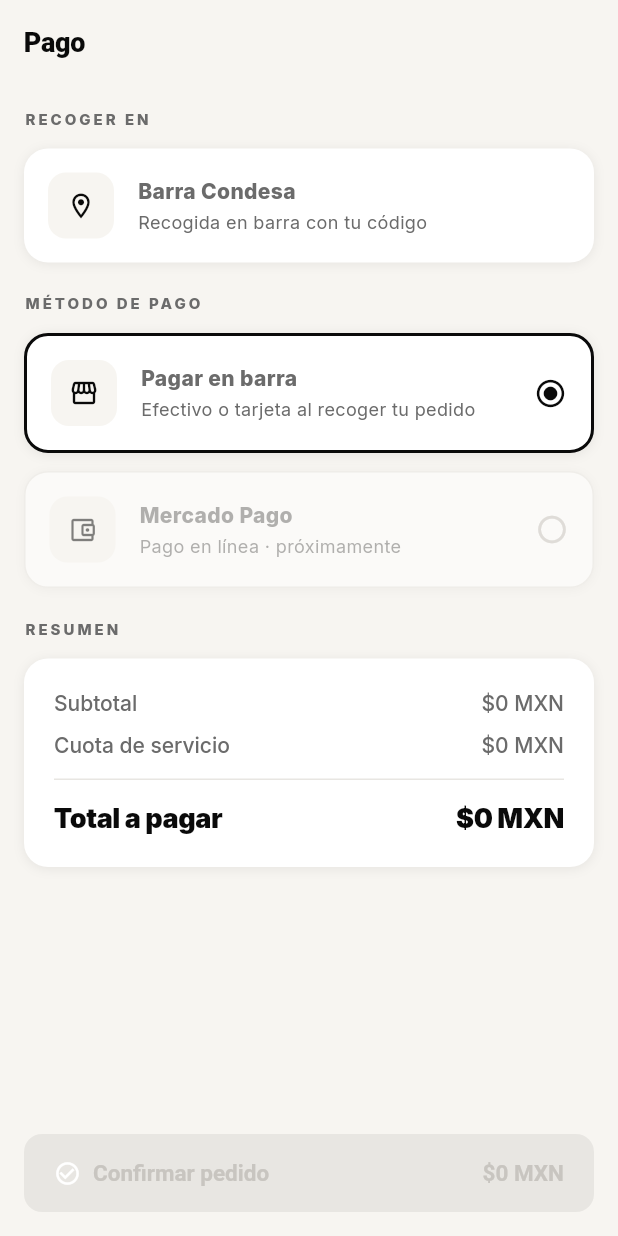
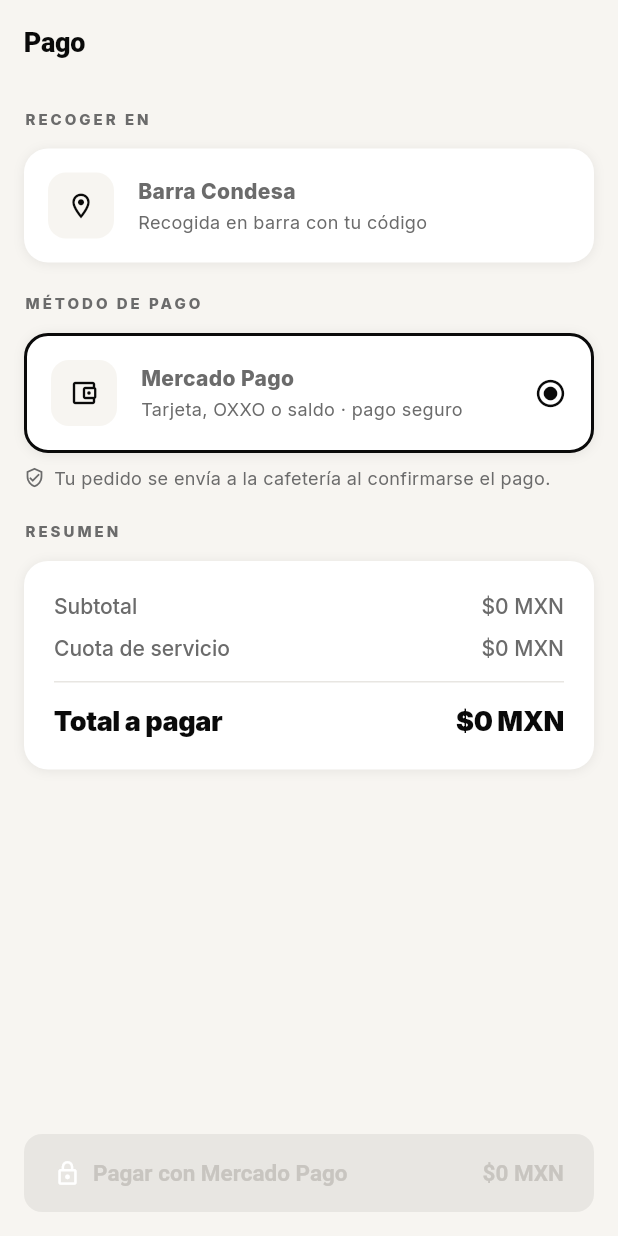
Before and after one commit to RaulPin/coffeclub, a Flutter app: the CheckoutScreen screen opened by its route, on a phone screen of 412 x 824 dp. Run offline on Flutter 3.47's test engine with Material 3 defaults, Android fonts, the phone set to English and light mode, and no system bars; our stand-ins replace cloud_firestore, cloud_functions, firebase_auth, firebase_core, flutter_map, flutter_riverpod and 4 more; missing offline and left inert: flutter_map_cancellable_tile_provider, flutter_stripe; accounts and stored records are empty; network calls fail.

Commit message:
feat(orders): prepaid lifecycle — café only sees PAID orders
Core of the Mercado Pago prepaid flow: an order is created unpaid and
is invisible to the café until payment is confirmed (markPaid), so a
café never prepares an unpaid order.

- CoffeeOrder.paid + markPaid() on the repository; café streams
  (watchAll/watchActive) return only paid orders (legacy orders without
  the field count as paid)
- Checkout is Mercado Pago-only; mock checkout creates the order unpaid,
  simulates the gateway, then confirms payment (as the real webhook will)
- Customer tracking shows 'Confirmando tu pago…' until paid; staff card
  shows a green 'Pagado' confirmation

Co-Authored-By: Claude Opus 4.8 <noreply@anthropic.com>
Claude-Session: https://claude.ai/code/session_01WmHHfBbpZpBwh6379s6nQ6

```diff
--- a/lib/features/checkout/presentation/checkout_screen.dart
+++ b/lib/features/checkout/presentation/checkout_screen.dart
@@ -22,7 +22,7 @@ class CheckoutScreen extends ConsumerStatefulWidget {
 
 class _CheckoutScreenState extends ConsumerState<CheckoutScreen> {
   bool _loading = false;
-  PaymentMethod _method = PaymentMethod.payAtCounter;
+  final PaymentMethod _method = PaymentMethod.mercadoPago;
 
   Future<void> _pay() async {
     setState(() => _loading = true);
@@ -88,21 +88,26 @@ class _CheckoutScreenState extends ConsumerState<CheckoutScreen> {
           const SizedBox(height: AppSpacing.xl),
           const _SectionLabel('Método de pago'),
           const SizedBox(height: AppSpacing.md),
-          _PayOption(
-            icon: Icons.storefront_outlined,
-            title: 'Pagar en barra',
-            subtitle: 'Efectivo o tarjeta al recoger tu pedido',
-            selected: _method == PaymentMethod.payAtCounter,
-            onTap: () =>
-                setState(() => _method = PaymentMethod.payAtCounter),
-          ),
-          const SizedBox(height: AppSpacing.md),
           const _PayOption(
             icon: Icons.account_balance_wallet_outlined,
             title: 'Mercado Pago',
-            subtitle: 'Pago en línea · próximamente',
-            selected: false,
+            subtitle: 'Tarjeta, OXXO o saldo · pago seguro',
+            selected: true,
             onTap: null,
+          ),
+          const SizedBox(height: AppSpacing.sm),
+          Row(
+            children: [
+              const Icon(Icons.verified_user_outlined,
+                  size: 14, color: AppColors.muted),
+              const SizedBox(width: 6),
+              Expanded(
+                child: Text(
+                  'Tu pedido se envía a la cafetería al confirmarse el pago.',
+                  style: const TextStyle(color: AppColors.muted, fontSize: 12),
+                ),
+              ),
+            ],
           ),
           const SizedBox(height: AppSpacing.xl),
           const _SectionLabel('Resumen'),
@@ -172,10 +177,10 @@ class _CheckoutScreenState extends ConsumerState<CheckoutScreen> {
                       children: [
                         const Row(
                           children: [
-                            Icon(Icons.check_circle_outline,
+                            Icon(Icons.lock_outline,
                                 size: 18, color: Colors.white),
                             SizedBox(width: AppSpacing.sm),
-                            Text('Confirmar pedido'),
+                            Text('Pagar con Mercado Pago'),
                           ],
                         ),
                         Text(formatMxn(total)),
@@ -268,7 +273,7 @@ class _PayOption extends StatelessWidget {
 
   @override
   Widget build(BuildContext context) {
-    final disabled = onTap == null;
+    final disabled = onTap == null && !selected;
     return Opacity(
       opacity: disabled ? 0.5 : 1,
       child: GestureDetector(
```
Also changed, not shown: lib/features/checkout/data/checkout_service.dart (+8 -2 lines), lib/features/orders/data/firestore_orders_repository.dart (+19 -4 lines), lib/features/orders/data/orders_repository.dart (+20 -5 lines), lib/features/orders/domain/order.dart (+7 -1 lines), lib/features/orders/presentation/order_tracking_screen.dart (+7 -13 lines), lib/features/staff/presentation/staff_dashboard_screen.dart (+5 -6 lines).
